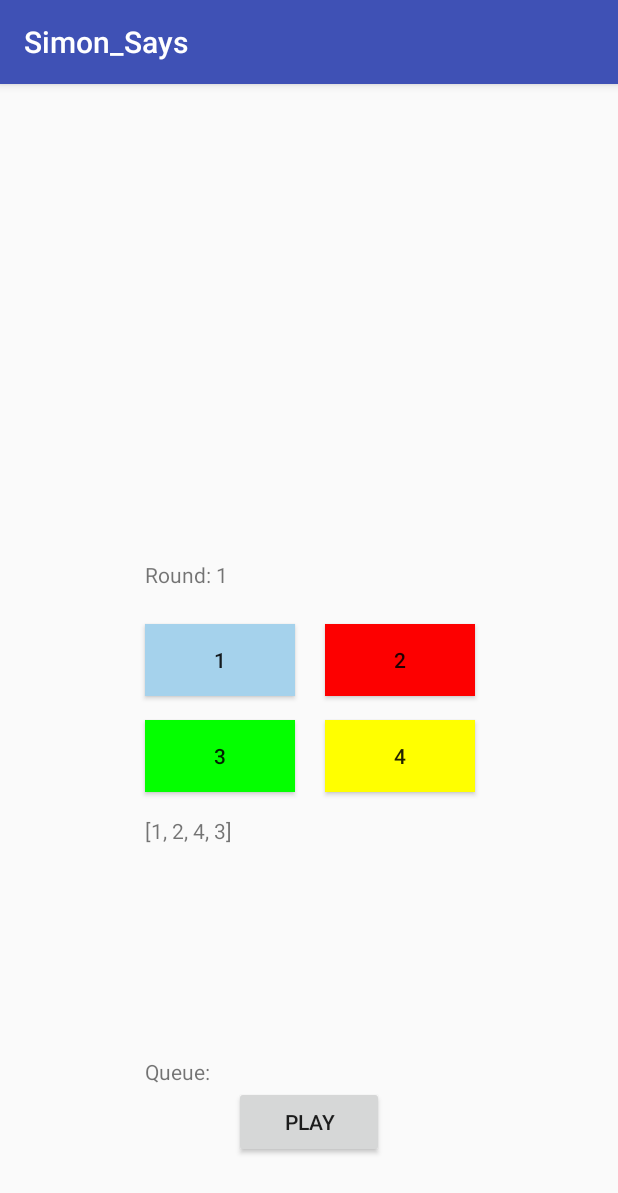
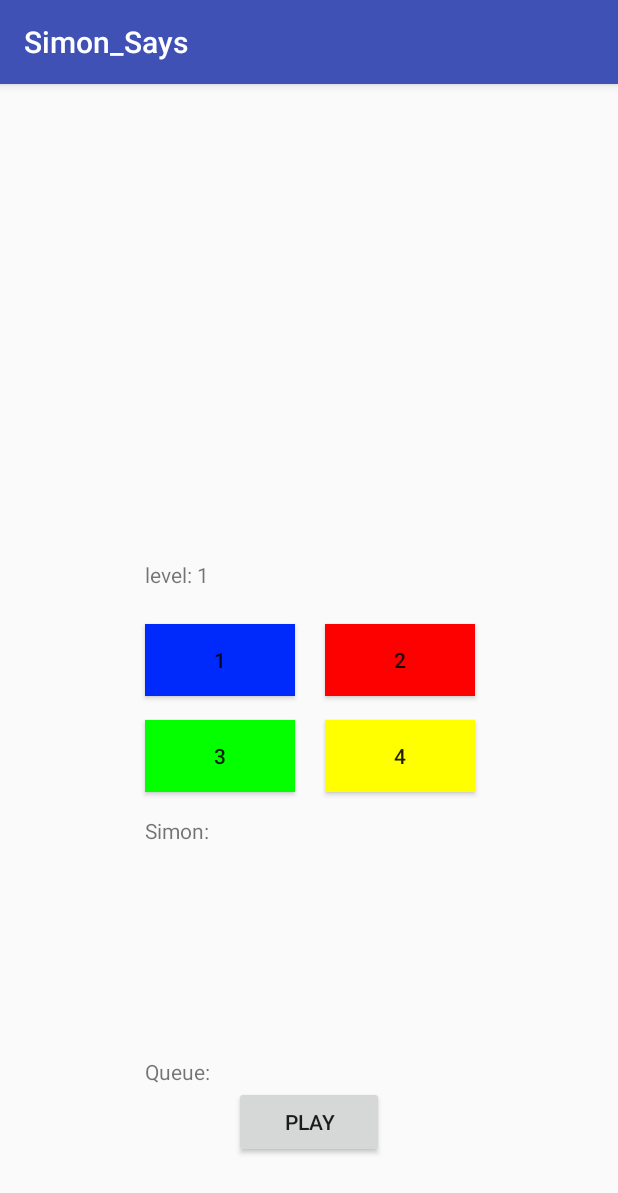
Before and after one commit to yokilam/Simon, an Android app: the screen it shows after launch (MainActivity), after a tap on "PLAY", on a phone screen of 412 x 824 dp. Shown: the top 1193 px of the screen. Run offline under Robolectric (Android 15) with nearby library versions, the phone set to English and light mode, and no system bars.

Commit message:
somewhat_working

```diff
--- a/app/src/main/java/nyc/c4q/simon_says/MainActivity.java
+++ b/app/src/main/java/nyc/c4q/simon_says/MainActivity.java
@@ -6,6 +6,7 @@ import android.support.v7.app.AppCompatActivity;
 import android.os.Bundle;
 import android.util.Log;
 import android.view.View;
+import android.view.animation.AlphaAnimation;
 import android.widget.Button;
 import android.widget.ImageView;
 import android.widget.TextView;
@@ -21,20 +22,24 @@ import java.util.Queue;
 import java.util.Random;
 import java.util.Timer;
 
-public class MainActivity extends AppCompatActivity implements View.OnClickListener{
+public class MainActivity extends AppCompatActivity {
 
-    private Button one, two, three, four;
+    private Button blue, red, green, yellow, play;
+    private Button[] color;
+    static Random random = new Random();
+    AlphaAnimation animation = new AlphaAnimation(1f, 0f);
+    Handler handler = new Handler();
+    int count = 1;
+
+    private TextView roundnumber;
     private TextView showrandom;
     private TextView queue;
 
-    public ArrayList<Integer> buttonSequence = new ArrayList<Integer>(Arrays.asList(1,2,3,4));
+    //    public ArrayList<Integer> buttonSequence = new ArrayList<Integer>(Arrays.asList(1,2,3,4));
+    public ArrayList<Integer> buttonSequence = new ArrayList<Integer>();
     public Queue<Integer> randomSequence = new LinkedList<>();
-    public  ArrayList<Integer> userChoice = new ArrayList<>();
-
-    //array list with just 1,2,3,4
-    //a queue
-    static Random random = new Random();
-
+    public ArrayList<Integer> userChoice = new ArrayList<>();
+    private boolean running= false;
 
     @Override
     protected void onCreate(Bundle savedInstanceState) {
@@ -42,104 +47,245 @@ public class MainActivity extends AppCompatActivity implements View.OnClickListe
         setContentView(R.layout.activity_main2);
 
 
-        one = (Button) findViewById(R.id.button1);
-        one.setOnClickListener(this);
-        two = (Button) findViewById(R.id.button2);
-        two.setOnClickListener(this);
-        three = (Button) findViewById(R.id.button3);
-        three.setOnClickListener(this);
-        four = (Button) findViewById(R.id.button4);
-        four.setOnClickListener(this);
+        red = (Button) findViewById(R.id.button2);
+        blue = (Button) findViewById(R.id.button1);
+        green = (Button) findViewById(R.id.button3);
+        yellow = (Button) findViewById(R.id.button4);
+        play = (Button) findViewById(R.id.play);
+        roundnumber= (TextView) findViewById(R.id.roundnumber);
+
+        animation.setDuration(1000);
+        color = new Button[]{blue, red, green, yellow};
+
+    }
+    public void onPlay(View view){
+        running= true;
+        simon(view);
+
+    }
+
+    public void simon(View view) {
+        while (running) {
+
+
+            int r = random.nextInt(4);
+            Log.e("random number = ", ("" + r));
+            buttonSequence.add(r);
+            int size= userChoice.size()+1;
+            roundnumber.setText("level: "+ size);
+            for (int s : buttonSequence) {
+
+                switch (color[s].getId()) {
+                    case R.id.button1:
+
+                        handler.postDelayed(new Runnable() {
+                            @Override
+                            public void run() {
+                                blue.startAnimation(animation);
+                            }
+                        }, 1000 * count);
+                        count++;
+                        break;
+                    case R.id.button2:
+                        handler.postDelayed(new Runnable() {
+                            @Override
+                            public void run() {
+                                red.startAnimation(animation);
+                            }
+                        }, 1000 * count);
+                        count++;
+                        break;
+                    case R.id.button3:
+                        handler.postDelayed(new Runnable() {
+                            @Override
+                            public void run() {
+                                green.startAnimation(animation);
+                            }
+                        }, 1000 * count);
+                        count++;
+                        break;
+                    case R.id.button4:
+                        handler.postDelayed(new Runnable() {
+                            @Override
+                            public void run() {
+                                yellow.startAnimation(animation);
+                            }
+                        }, 1000 * count);
+                        count++;
+                        break;
+                }
+//                count = 1;
+
+            }
+            running = false;
+            playerClick(view);
+        } //while end
+
+    }
+
+    public void playerClick(View view) {
+         switch (view.getId()) {
+             case R.id.button1:
+               userChoice.add(0);
+               break;
+             case R.id.button2:
+                 userChoice.add(1);
+                 break;
+             case R.id.button3:
+                 userChoice.add(2);
+                 break;
+             case R.id.button4:
+                 userChoice.add(3);
+                 break;
+         }
+         if (buttonSequence.size() == userChoice.size()) {
+             if (buttonSequence.equals(userChoice)) {
+                 running = true;
+                 userChoice.clear();
+//                 int size= userChoice.size()+1;
+//                 roundnumber.setText("level: "+ size);
+                 Toast.makeText(this, "level: "+( userChoice.size()+2), Toast.LENGTH_SHORT).show();
+                 simon(view);
+
+             }
+         }
+
+    }
+
+
+
+
+
+
+
+
+
+        /*
+
         showrandom = (TextView)findViewById(R.id.randomnumber);
         queue = (TextView) findViewById(R.id.queue);
 
     }
 
-    public void changecolor (int num) {
-//        num = randomSequence.poll();
-        originalColors();
-
-        switch (num) {
-            case 1:
-                one.setBackgroundColor(getResources().getColor(R.color.lightBlue));
-                break;
-            case 2:
-                two.setBackgroundColor(getResources().getColor(R.color.lightRed));
-                break;
-            case 3:
-                three.setBackgroundColor(getResources().getColor(R.color.lightGreen));
-                break;
-            case 4:
-                four.setBackgroundColor(getResources().getColor(R.color.lightYellow));
-                break;
-        }
+    public void Simon () {
 
     }
 
+//    @Override
+//    public void onClick(View view) {
+//
+//    }
 
-    public void originalColors() {
-        one.setBackgroundColor(getResources().getColor(R.color.blue));
-        two.setBackgroundColor(getResources().getColor(R.color.red));
-        three.setBackgroundColor(getResources().getColor(R.color.green));
-        four.setBackgroundColor(getResources().getColor(R.color.yellow));
+//    public void changecolor (int num) {
+////        num = randomSequence.poll();
+//        originalColors();
+//
+//        switch (num) {
+//            case 1:
+//                one.setBackgroundColor(getResources().getColor(R.color.lightBlue));
+//                break;
+//            case 2:
+//                two.setBackgroundColor(getResources().getColor(R.color.lightRed));
+//                break;
+//            case 3:
+//                three.setBackgroundColor(getResources().getColor(R.color.lightGreen));
+//                break;
+//            case 4:
+//                four.setBackgroundColor(getResources().getColor(R.color.lightYellow));
+//                break;
+//        }
+//
+//    }
+//
+//
+//    public void originalColors() {
+//        one.setBackgroundColor(getResources().getColor(R.color.blue));
+//        two.setBackgroundColor(getResources().getColor(R.color.red));
+//        three.setBackgroundColor(getResources().getColor(R.color.green));
+//        four.setBackgroundColor(getResources().getColor(R.color.yellow));
+//
+//    }
+//    public void simon () {
+//        Toast.makeText(getBaseContext(), "Simon's turn", Toast.LENGTH_SHORT).show();
+//        int size = randomSequence.size();
+//        for (int count = 0; count < size; count++) {
+//            final int j = count;
+//            new Handler().postDelayed(new Runnable() {
+//                @Override
+//                public void run() {
+//                    changecolor(randomSequence.poll());
+////                    queue.setText("" + randomSequence.size());
+//                }
+//            }, 2000*j);
+//        }
+//        originalColors();
+//    }
+//    public void no(ArrayList<ImageView> bInput) {
+//        for (int i = 0; i < buttonSequence.size(); i++) {
+////            Button.setClickable(false);
+////            Button.setEnabled(false);
+//     }
+// }
+//
+//
+//
+//
+//
+//
+//    public void player(View view) {
+//        Toast.makeText(getBaseContext(), "Your turn", Toast.LENGTH_SHORT).show();
+////        Button b = (Button) view;
+//        if (userChoice.size() == buttonSequence.size()) {
+//            switch (view.getId()) {
+//                case R.id.button1:
+//                    userChoice.add(1);
+//                    break;
+//                 case R.id.button2:
+//                    userChoice.add(2);
+//                    break;
+//                case R.id.button3:
+//                    userChoice.add(3);
+//                    break;
+//                case R.id.button4:
+//                    userChoice.add(4);
+//                    break;
+//
+//            }
+//        }
+//
+//
+//    }
+//
+//
+//
+////    public void check() {
+////        if (userChoice.size() == randomSequence.size()) {
+////            userChoice
+////        }
+////    }
+////
+//    @Override
+//    public void onClick(View view) {
+//        Collections.shuffle(buttonSequence);
+//        for (int i = 0; i < buttonSequence.size(); i++) {
+//            int number = buttonSequence.get(i);
+//            randomSequence.add(number);
+//            //Collections.addAll(randomSequence, number);
+//            showrandom.setText("" + randomSequence);
+//        }
+//        simon();
+////        if (userChoice.size() == buttonSequence.size()) {
+////           player(view);
+////
+////        } else {
+////
+////        }
+////
+////       player(view);
+////        queue.setText("" + userChoice);
+//
+//
+//    }
+*/
 
-    }
-    public void simon () {
-        Toast.makeText(getBaseContext(), "Simon's turn", Toast.LENGTH_SHORT).show();
-        int size = randomSequence.size();
-        for (int count = 0; count < size; count++) {
-            final int j = count;
-            new Handler().postDelayed(new Runnable() {
-                @Override
-                public void run() {
-                    changecolor(randomSequence.poll());
-//                    queue.setText("" + randomSequence.size());
-                }
-            }, 2000*j);
-        }
-        originalColors();
-    }
-
-    public void player(View view) {
-        Toast.makeText(getBaseContext(), "Your turn", Toast.LENGTH_SHORT).show();
-        Button b = (Button) view;
-
-        switch (b.getId()) {
-            case R.id.button1:
-                int one=1;
-                userChoice.add(one);
-                break;
-            case R.id.button2:
-                int two= 2;
-                userChoice.add(two);
-                break;
-            case R.id.button3:
-                int three= 2;
-                userChoice.add(three);
-                break;
-            case R.id.button4:
-                int four= 2;
-                userChoice.add(four);
-                break;
-        }
-
-
-    }
-
-    @Override
-    public void onClick(View view) {
-        Collections.shuffle(buttonSequence);
-        for (int i = 0; i < buttonSequence.size(); i++) {
-            int number = buttonSequence.get(i);
-            randomSequence.add(number);
-            //Collections.addAll(randomSequence, number);
-            showrandom.setText("" + randomSequence);
-        }
-        simon();
-
-       player(view);
-//        queue.setText("" + userChoice);
-
-
-    }
 }
--- a/app/src/main/res/layout/activity_main2.xml
+++ b/app/src/main/res/layout/activity_main2.xml
@@ -22,6 +22,7 @@
         android:layout_centerVertical="true"
         android:layout_marginEnd="59dp"
         android:gravity="center"
+        android:onClick="playerClick"
         android:text="1" />
 
 
@@ -34,6 +35,7 @@
         android:layout_alignBottom="@+id/button1"
         android:layout_alignStart="@+id/button4"
         android:gravity="center"
+        android:onClick="playerClick"
         android:text="2" />
 
     <Button
@@ -45,6 +47,7 @@
         android:layout_below="@+id/button1"
         android:layout_marginTop="16dp"
         android:gravity="center"
+        android:onClick="playerClick"
         android:text="3" />
 
     <Button
@@ -57,6 +60,7 @@
         android:layout_marginStart="20dp"
         android:layout_toEndOf="@+id/button3"
         android:gravity="center"
+        android:onClick="playerClick"
         android:text="4" />
 
     <TextView
@@ -87,7 +91,7 @@
         android:layout_marginBottom="52dp"
         android:gravity="center"
         android:text="play"
-        android:onClick="onClick"/>
+        android:onClick="onPlay"/>
 
 
 
```
